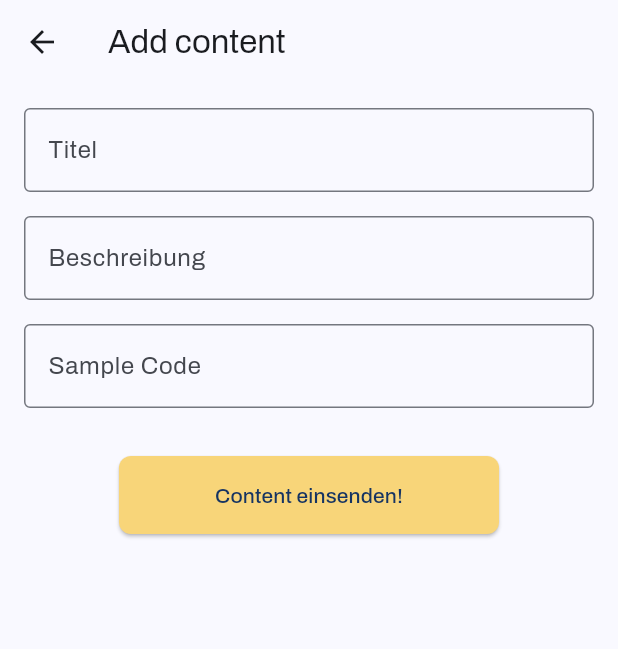
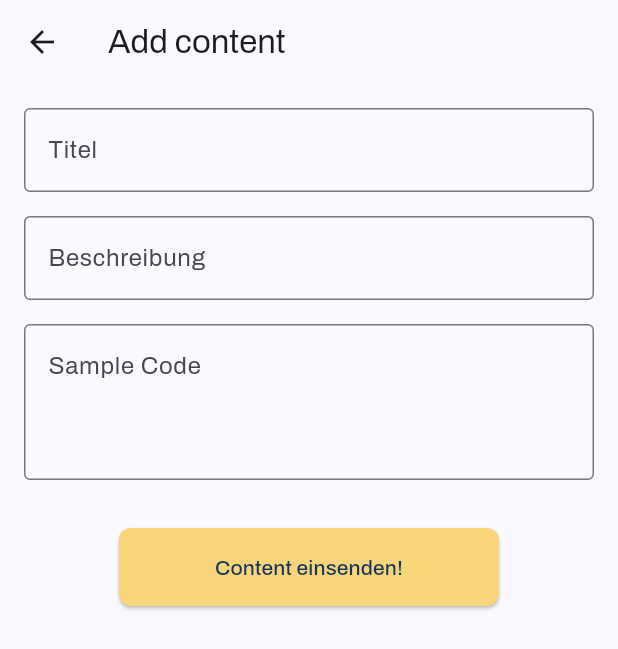
Before and after one commit to DavidAppAkademie/batch_3_app, a Flutter app: the AddContentPage screen opened directly with empty values, on a phone screen of 412 x 824 dp. Shown: the top 649 px of the screen. Run offline on Flutter 3.47's test engine with Material 3 defaults, Android fonts, the phone set to English and light mode, and no system bars; our stand-ins replace flutter_highlight, google_fonts.

Commit message:
multilined textfield

```diff
--- a/lib/features/add_content/presentation/add_content_page.dart
+++ b/lib/features/add_content/presentation/add_content_page.dart
@@ -34,7 +34,8 @@ class _AddContentPageState extends State<AddContentPage> {
       appBar: AppBar(
         title: const Text('Add content'),
       ),
-      body: Padding(
+      body: SingleChildScrollView(
+        child: Padding(
           padding: const EdgeInsets.all(Sizes.p16),
           child: Form(
             key: _formKey,
@@ -57,6 +58,8 @@ class _AddContentPageState extends State<AddContentPage> {
                 ),
                 gapH16,
                 TextFormField(
+                  minLines: 3,
+                  maxLines: 60,
                   controller: _sampleCodeController,
                   autovalidateMode: AutovalidateMode.onUserInteraction,
                   decoration: const InputDecoration(
@@ -100,6 +103,7 @@ class _AddContentPageState extends State<AddContentPage> {
             ),
           ),
         ),
+      ),
     );
   }
 
```
Lines whose indentation alone changed are shown as unchanged.
